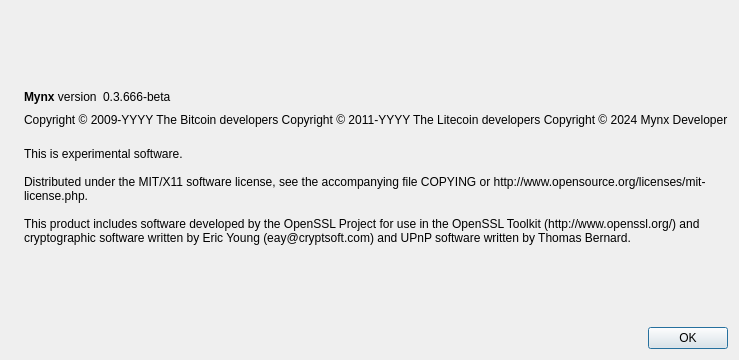
solsanders/mynx, file src/qt/forms/aboutdialog.ui: the form before one commit.
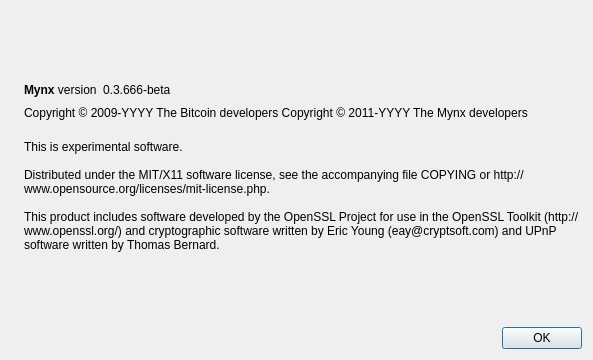
The form after the commit. Icons and pictures are not drawn.

What changed in the file:
```diff
--- a/src/qt/forms/aboutdialog.ui
+++ b/src/qt/forms/aboutdialog.ui
@@ -92,8 +92,7 @@
        </property>
        <property name="text">
         <string notr="true">Copyright &amp;copy; 2009-YYYY The Bitcoin developers
-Copyright &amp;copy; 2011-YYYY The Litecoin developers
-Copyright &amp;copy; 2024 Mynx Developer</string>
+Copyright &amp;copy; 2011-YYYY The Mynx developers</string>
        </property>
        <property name="textFormat">
         <enum>Qt::RichText</enum>
```
